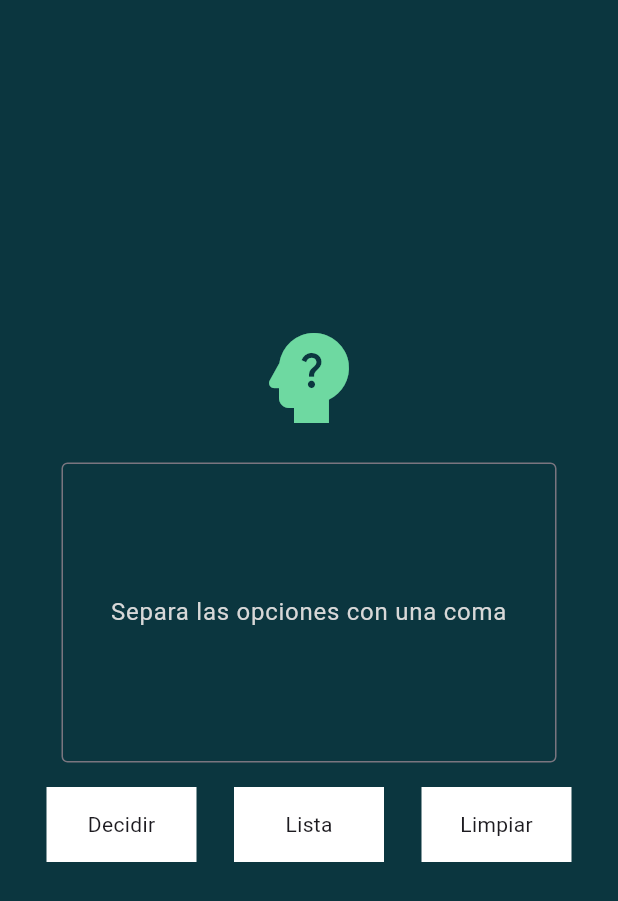
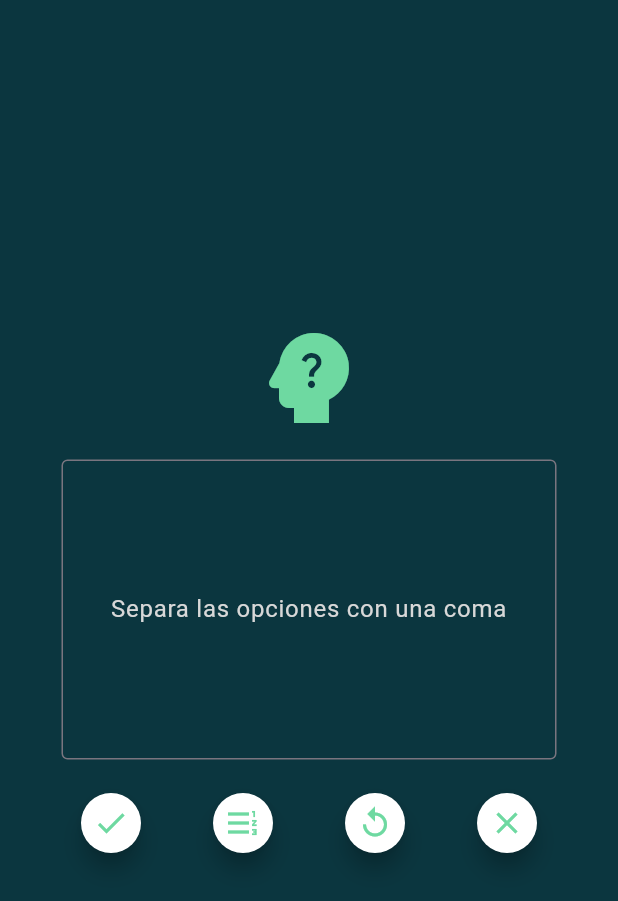
Before and after one commit to N00UK/DecisionesBetwixt, a Flutter app: the screen it shows after launch, on a phone screen of 412 x 824 dp. Shown: the top 901 px of the screen. Run offline on Flutter 3.47's test engine with Material 3 defaults, Android fonts, the phone set to English and light mode, and no system bars.

Commit message:
Se redondearon los botones, a demas de agregar la funcion "recuperar" y asignarle su propio boton, tambien se cambio el texto de los botones por iconos

```diff
--- a/lib/main.dart
+++ b/lib/main.dart
@@ -34,8 +34,9 @@ class MyHomePage extends StatefulWidget {
 class _MyHomePageState extends State<MyHomePage> {
   TextEditingController opcionUn = TextEditingController();
 
-  String decision = '';
+  String decision = "";
   bool isLoading = false;
+  String ultimasOpciones = "";
 
   void elegirOpcion() async {
     final opcionesTexto = opcionUn.text;
@@ -83,6 +84,14 @@ class _MyHomePageState extends State<MyHomePage> {
     setState(() {});
   }
 
+  void guardar() {
+    ultimasOpciones = opcionUn.text;
+  }
+
+  void recuperar() {
+    opcionUn.text = ultimasOpciones;
+  }
+
   void limpiar() {
     setState(() {
       decision = "";
@@ -111,21 +120,24 @@ class _MyHomePageState extends State<MyHomePage> {
                               mainAxisAlignment: MainAxisAlignment.spaceEvenly,
                               children: [
                                 boton(() {
-                                  setState(() {
-                                    elegirOpcion();
-                                  });
-                                }, 'Decidir'),
-                                boton(() => lista(), "Lista"),
-                                boton(() => limpiar(), 'Limpiar')
+                                  guardar();
+                                  elegirOpcion();
+                                }, Icons.done),
+                                boton(() {
+                                  guardar();
+                                  lista();
+                                }, Icons.format_list_numbered_rtl),
+                                boton(() => recuperar(), Icons.replay),
+                                boton(() => limpiar(), Icons.clear)
                               ])),
                       isLoading
                           ? const CircularProgressIndicator(
                               valueColor: AlwaysStoppedAnimation<Color>(
                                   Color.fromARGB(255, 110, 217, 161)))
                           : SizedBox(
-                            width: 340,
+                              width: 340,
                               child: Text(decision,
-                              textAlign: TextAlign.center,
+                                  textAlign: TextAlign.center,
                                   style: const TextStyle(color: Colors.white)))
                     ]))));
   }
@@ -149,12 +161,12 @@ campoText(TextEditingController controlador, String text) {
                   const TextStyle(color: Color.fromARGB(255, 216, 216, 216)))));
 }
 
-boton(VoidCallback funcion, String text) {
-  return InkWell(
-      onTap: funcion,
-      child: SizedBox(
-          width: 100,
-          height: 50,
-          child: ColoredBox(
-              color: Colors.white, child: Center(child: Text(text)))));
+boton(VoidCallback funcion, IconData icono) {
+  return SizedBox(
+      width: 40,
+      child: FloatingActionButton(
+          shape: const CircleBorder(),
+          backgroundColor: Colors.white,
+          onPressed: funcion,
+          child: Icon(icono, color: const Color.fromARGB(255, 110, 217, 161))));
 }
```
Also changed, not shown: lib/pruebas.dart (+11 -0 lines).
